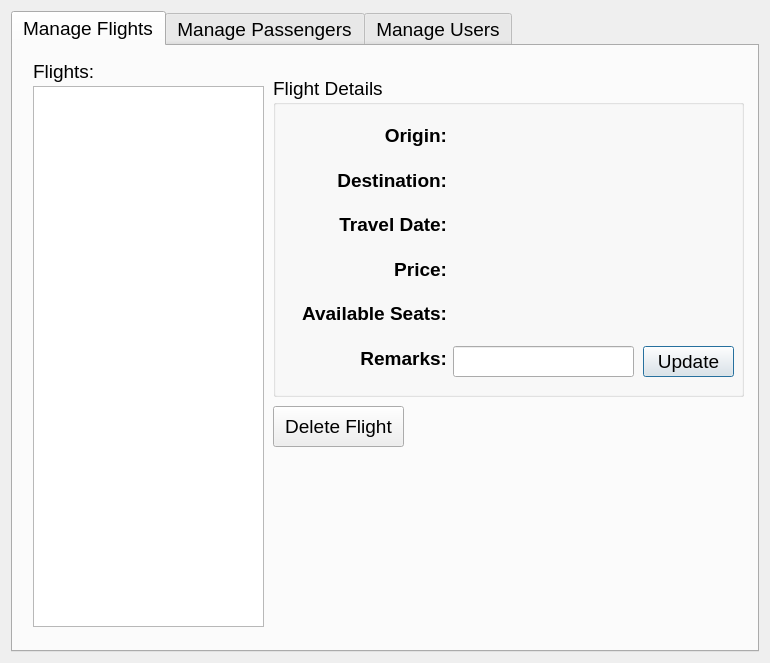
First picture: the form in Source Code/UI/admin.ui, repository mjmbalilo/COE125_C2_Chibz, before the edit.
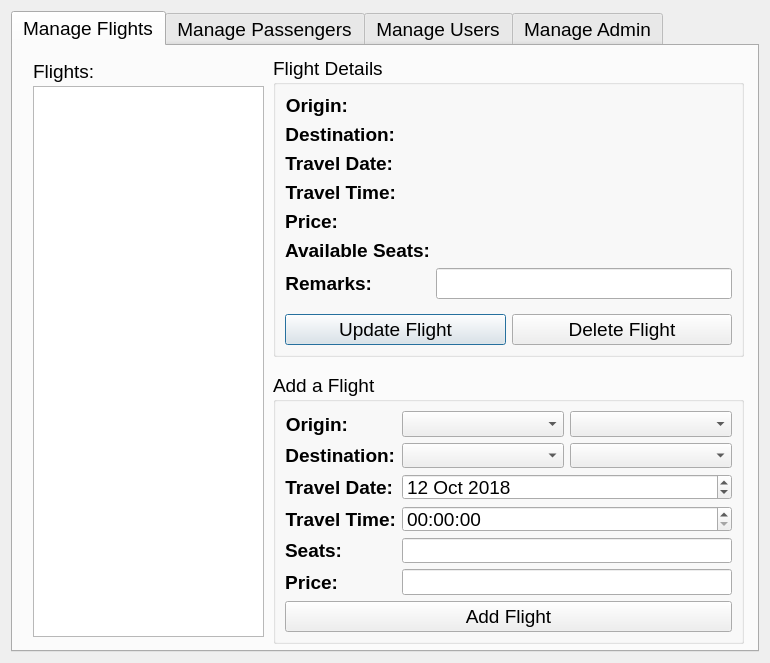
Second picture: the form after the edit.

What changed in the file:
```diff
--- a/Source Code/UI/admin.ui
+++ b/Source Code/UI/admin.ui
@@ -14,7 +14,7 @@
    <string>Admin Window</string>
   </property>
   <layout class="QGridLayout" name="gridLayout">
-   <item row="0" column="0">
+   <item row="0" column="1">
     <widget class="QTabWidget" name="tabWidget">
      <property name="font">
       <font>
@@ -35,9 +35,9 @@
        <property name="geometry">
         <rect>
          <x>260</x>
-         <y>30</y>
+         <y>10</y>
          <width>471</width>
-         <height>321</height>
+         <height>301</height>
         </rect>
        </property>
        <property name="font">
@@ -48,17 +48,10 @@
        <property name="title">
         <string>Flight Details</string>
        </property>
-       <widget class="QWidget" name="verticalLayoutWidget">
-        <property name="geometry">
-         <rect>
-          <x>20</x>
-          <y>40</y>
-          <width>154</width>
-          <height>261</height>
-         </rect>
-        </property>
-        <layout class="QVBoxLayout" name="verticalLayout">
-         <item>
+       <layout class="QGridLayout" name="gridLayout_4">
+        <item row="0" column="0" colspan="2">
+         <layout class="QFormLayout" name="formLayout_3">
+          <item row="0" column="0">
           <widget class="QLabel" name="label_5">
            <property name="font">
             <font>
@@ -75,7 +68,7 @@
            </property>
           </widget>
          </item>
-         <item>
+          <item row="1" column="0">
           <widget class="QLabel" name="label_23">
            <property name="font">
             <font>
@@ -92,7 +85,7 @@
            </property>
           </widget>
          </item>
-         <item>
+          <item row="2" column="0">
           <widget class="QLabel" name="label_22">
            <property name="font">
             <font>
@@ -109,7 +102,7 @@
            </property>
           </widget>
          </item>
-         <item>
+          <item row="4" column="0">
           <widget class="QLabel" name="label_24">
            <property name="font">
             <font>
@@ -126,7 +119,7 @@
            </property>
           </widget>
          </item>
-         <item>
+          <item row="5" column="0">
           <widget class="QLabel" name="label_25">
            <property name="font">
             <font>
@@ -143,7 +136,7 @@
            </property>
           </widget>
          </item>
-         <item>
+          <item row="6" column="0">
           <widget class="QLabel" name="label_26">
            <property name="font">
             <font>
@@ -160,19 +153,7 @@
            </property>
           </widget>
          </item>
-        </layout>
-       </widget>
-       <widget class="QWidget" name="verticalLayoutWidget_2">
-        <property name="geometry">
-         <rect>
-          <x>180</x>
-          <y>40</y>
-          <width>181</width>
-          <height>261</height>
-         </rect>
-        </property>
-        <layout class="QVBoxLayout" name="verticalLayout_3">
-         <item>
+          <item row="0" column="1">
           <widget class="QLabel" name="lblOrigin">
            <property name="text">
             <string>&lt;origin&gt;</string>
@@ -182,7 +163,7 @@
            </property>
           </widget>
          </item>
-         <item>
+          <item row="1" column="1">
           <widget class="QLabel" name="lblDestination">
            <property name="text">
             <string>&lt;destination&gt;</string>
@@ -192,7 +173,7 @@
            </property>
           </widget>
          </item>
-         <item>
+          <item row="2" column="1">
           <widget class="QLabel" name="lblTravelDate">
            <property name="text">
             <string>&lt;travel date&gt;</string>
@@ -202,7 +183,7 @@
            </property>
           </widget>
          </item>
-         <item>
+          <item row="4" column="1">
           <widget class="QLabel" name="lblPrice">
            <property name="text">
             <string>&lt;price&gt;</string>
@@ -212,7 +193,7 @@
            </property>
           </widget>
          </item>
-         <item>
+          <item row="5" column="1">
           <widget class="QLabel" name="lblAvailSeats">
            <property name="text">
             <string>&lt;available seats&gt;</string>
@@ -222,38 +203,54 @@
            </property>
           </widget>
          </item>
-         <item>
+          <item row="6" column="1">
           <widget class="QLineEdit" name="txtRemarks"/>
          </item>
-        </layout>
-       </widget>
+          <item row="3" column="0">
+           <widget class="QLabel" name="label_42">
+            <property name="font">
+             <font>
+              <pointsize>14</pointsize>
+              <weight>75</weight>
+              <bold>true</bold>
+             </font>
+            </property>
+            <property name="text">
+             <string>Travel Time:</string>
+            </property>
+            <property name="alignment">
+             <set>Qt::AlignRight|Qt::AlignTrailing|Qt::AlignVCenter</set>
+            </property>
+           </widget>
+          </item>
+          <item row="3" column="1">
+           <widget class="QLabel" name="lblTravelTime">
+            <property name="text">
+             <string>&lt;travel time&gt;</string>
+            </property>
+            <property name="alignment">
+             <set>Qt::AlignLeading|Qt::AlignLeft|Qt::AlignVCenter</set>
+            </property>
+           </widget>
+          </item>
+         </layout>
+        </item>
+        <item row="1" column="0">
        <widget class="QPushButton" name="btnUpdateFlight">
-        <property name="geometry">
-         <rect>
-          <x>370</x>
-          <y>270</y>
-          <width>91</width>
-          <height>31</height>
-         </rect>
-        </property>
         <property name="text">
-         <string>Update</string>
-        </property>
-       </widget>
-      </widget>
+           <string>Update Flight</string>
+          </property>
+         </widget>
+        </item>
+        <item row="1" column="1">
       <widget class="QPushButton" name="btnDeleteFlight">
-       <property name="geometry">
-        <rect>
-         <x>260</x>
-         <y>360</y>
-         <width>131</width>
-         <height>41</height>
-        </rect>
-       </property>
        <property name="text">
         <string>Delete Flight</string>
        </property>
       </widget>
+        </item>
+       </layout>
+      </widget>
       <widget class="QLabel" name="label">
        <property name="geometry">
         <rect>
@@ -273,7 +270,7 @@
          <x>20</x>
          <y>40</y>
          <width>231</width>
-         <height>541</height>
+         <height>551</height>
         </rect>
        </property>
        <property name="font">
@@ -282,6 +279,182 @@
         </font>
        </property>
       </widget>
+      <widget class="QGroupBox" name="gbFlightDetails_4">
+       <property name="geometry">
+        <rect>
+         <x>260</x>
+         <y>327</y>
+         <width>471</width>
+         <height>271</height>
+        </rect>
+       </property>
+       <property name="font">
+        <font>
+         <pointsize>14</pointsize>
+        </font>
+       </property>
+       <property name="title">
+        <string>Add a Flight</string>
+       </property>
+       <layout class="QGridLayout" name="gridLayout_2">
+        <item row="1" column="0">
+         <widget class="QPushButton" name="btnAddFlight">
+          <property name="text">
+           <string>Add Flight</string>
+          </property>
+         </widget>
+        </item>
+        <item row="0" column="0">
+         <layout class="QFormLayout" name="formLayout">
+          <item row="0" column="0">
+           <widget class="QLabel" name="label_9">
+            <property name="font">
+             <font>
+              <pointsize>14</pointsize>
+              <weight>75</weight>
+              <bold>true</bold>
+             </font>
+            </property>
+            <property name="text">
+             <string>Origin:</string>
+            </property>
+            <property name="alignment">
+             <set>Qt::AlignRight|Qt::AlignTrailing|Qt::AlignVCenter</set>
+            </property>
+           </widget>
+          </item>
+          <item row="0" column="1">
+           <layout class="QHBoxLayout" name="horizontalLayout">
+            <item>
+             <widget class="QComboBox" name="cbxOriginCountry"/>
+            </item>
+            <item>
+             <widget class="QComboBox" name="cbxOriginCity"/>
+            </item>
+           </layout>
+          </item>
+          <item row="1" column="0">
+           <widget class="QLabel" name="label_37">
+            <property name="font">
+             <font>
+              <pointsize>14</pointsize>
+              <weight>75</weight>
+              <bold>true</bold>
+             </font>
+            </property>
+            <property name="text">
+             <string>Destination:</string>
+            </property>
+            <property name="alignment">
+             <set>Qt::AlignRight|Qt::AlignTrailing|Qt::AlignVCenter</set>
+            </property>
+           </widget>
+          </item>
+          <item row="1" column="1">
+           <layout class="QHBoxLayout" name="horizontalLayout_2">
+            <item>
+             <widget class="QComboBox" name="cbxDestinationCountry"/>
+            </item>
+            <item>
+             <widget class="QComboBox" name="cbxDestinationCity"/>
+            </item>
+           </layout>
+          </item>
+          <item row="2" column="0">
+           <widget class="QLabel" name="label_38">
+            <property name="font">
+             <font>
+              <pointsize>14</pointsize>
+              <weight>75</weight>
+              <bold>true</bold>
+             </font>
+            </property>
+            <property name="text">
+             <string>Travel Date:</string>
+            </property>
+            <property name="alignment">
+             <set>Qt::AlignRight|Qt::AlignTrailing|Qt::AlignVCenter</set>
+            </property>
+           </widget>
+          </item>
+          <item row="3" column="0">
+           <widget class="QLabel" name="label_40">
+            <property name="font">
+             <font>
+              <pointsize>14</pointsize>
+              <weight>75</weight>
+              <bold>true</bold>
+             </font>
+            </property>
+            <property name="text">
+             <string>Travel Time:</string>
+            </property>
+            <property name="alignment">
+             <set>Qt::AlignRight|Qt::AlignTrailing|Qt::AlignVCenter</set>
+            </property>
+           </widget>
+          </item>
+          <item row="5" column="0">
+           <widget class="QLabel" name="label_39">
+            <property name="font">
+             <font>
+              <pointsize>14</pointsize>
+              <weight>75</weight>
+              <bold>true</bold>
+             </font>
+            </property>
+            <property name="text">
+             <string>Price:</string>
+            </property>
+            <property name="alignment">
+             <set>Qt::AlignRight|Qt::AlignTrailing|Qt::AlignVCenter</set>
+            </property>
+           </widget>
+          </item>
+          <item row="5" column="1">
+           <widget class="QLineEdit" name="txtPrice"/>
+          </item>
+          <item row="2" column="1">
+           <widget class="QDateEdit" name="txtTravelDate">
+            <property name="dateTime">
+             <datetime>
+              <hour>0</hour>
+              <minute>0</minute>
+              <second>0</second>
+              <year>2018</year>
+              <month>10</month>
+              <day>12</day>
+             </datetime>
+            </property>
+           </widget>
+          </item>
+          <item row="3" column="1">
+           <widget class="QTimeEdit" name="txtTravelTime"/>
+          </item>
+          <item row="4" column="0">
+           <widget class="QLabel" name="label_43">
+            <property name="font">
+             <font>
+              <pointsize>14</pointsize>
+              <weight>75</weight>
+              <bold>true</bold>
+             </font>
+            </property>
+            <property name="text">
+             <string>Seats:</string>
+            </property>
+            <property name="alignment">
+             <set>Qt::AlignRight|Qt::AlignTrailing|Qt::AlignVCenter</set>
+            </property>
+           </widget>
+          </item>
+          <item row="4" column="1">
+           <widget class="QLineEdit" name="txtSeats"/>
+          </item>
+         </layout>
+        </item>
+       </layout>
+      </widget>
      </widget>
      <widget class="QWidget" name="tabBook">
       <attribute name="title">
@@ -782,6 +955,160 @@
        </widget>
       </widget>
      </widget>
+     <widget class="QWidget" name="tab">
+      <attribute name="title">
+       <string>Manage Admin</string>
+      </attribute>
+      <layout class="QGridLayout" name="gridLayout_5">
+       <item row="0" column="0">
+        <widget class="QGroupBox" name="groupBox_6">
+         <property name="title">
+          <string>Change Username</string>
+         </property>
+         <widget class="QWidget" name="formLayoutWidget_4">
+          <property name="geometry">
+           <rect>
+            <x>17</x>
+            <y>29</y>
+            <width>421</width>
+            <height>181</height>
+           </rect>
+          </property>
+          <layout class="QFormLayout" name="formLayout_4">
+           <item row="0" column="0">
+            <widget class="QLabel" name="label_11">
+             <property name="font">
+              <font>
+               <pointsize>12</pointsize>
+              </font>
+             </property>
+             <property name="text">
+              <string>Current Username:</string>
+             </property>
+            </widget>
+           </item>
+           <item row="0" column="1">
+            <widget class="QLineEdit" name="txtCurrentUsername">
+             <property name="echoMode">
+              <enum>QLineEdit::Normal</enum>
+             </property>
+            </widget>
+           </item>
+           <item row="1" column="0">
+            <widget class="QLabel" name="label_19">
+             <property name="font">
+              <font>
+               <pointsize>12</pointsize>
+              </font>
+             </property>
+             <property name="text">
+              <string>New Username:</string>
+             </property>
+            </widget>
+           </item>
+           <item row="1" column="1">
+            <widget class="QLineEdit" name="txtNewUsername">
+             <property name="echoMode">
+              <enum>QLineEdit::Normal</enum>
+             </property>
+            </widget>
+           </item>
+           <item row="2" column="1">
+            <widget class="QPushButton" name="btnChangeUsername">
+             <property name="text">
+              <string>Change Username</string>
+             </property>
+            </widget>
+           </item>
+          </layout>
+         </widget>
+        </widget>
+       </item>
+       <item row="1" column="0">
+        <widget class="QGroupBox" name="groupBox_5">
+         <property name="title">
+          <string>Change Password:</string>
+         </property>
+         <widget class="QWidget" name="formLayoutWidget_5">
+          <property name="geometry">
+           <rect>
+            <x>20</x>
+            <y>40</y>
+            <width>421</width>
+            <height>181</height>
+           </rect>
+          </property>
+          <layout class="QFormLayout" name="formLayout_5">
+           <item row="0" column="0">
+            <widget class="QLabel" name="label_12">
+             <property name="font">
+              <font>
+               <pointsize>12</pointsize>
+              </font>
+             </property>
+             <property name="text">
+              <string>Current Password:</string>
+             </property>
+            </widget>
+           </item>
+           <item row="0" column="1">
+            <widget class="QLineEdit" name="txtCurrentPassword">
+             <property name="echoMode">
+              <enum>QLineEdit::Password</enum>
+             </property>
+            </widget>
+           </item>
+           <item row="1" column="0">
+            <widget class="QLabel" name="label_21">
+             <property name="font">
+              <font>
+               <pointsize>12</pointsize>
+              </font>
+             </property>
+             <property name="text">
+              <string>New Password:</string>
+             </property>
+            </widget>
+           </item>
+           <item row="1" column="1">
+            <widget class="QLineEdit" name="txtNewPassword">
+             <property name="echoMode">
+              <enum>QLineEdit::Password</enum>
+             </property>
+            </widget>
+           </item>
+           <item row="2" column="0">
+            <widget class="QLabel" name="label_41">
+             <property name="font">
+              <font>
+               <pointsize>12</pointsize>
+              </font>
+             </property>
+             <property name="text">
+              <string>Confirm Password:</string>
+             </property>
+            </widget>
+           </item>
+           <item row="2" column="1">
+            <widget class="QLineEdit" name="txtConfirmPassword">
+             <property name="echoMode">
+              <enum>QLineEdit::Password</enum>
+             </property>
+            </widget>
+           </item>
+           <item row="3" column="1">
+            <widget class="QPushButton" name="btnChangePassword">
+             <property name="text">
+              <string>Change Password</string>
+             </property>
+            </widget>
+           </item>
+          </layout>
+         </widget>
+        </widget>
+       </item>
+      </layout>
+     </widget>
     </widget>
    </item>
   </layout>
```
Left out of the diff: 56 changed lines with no effect on the pictures. Lines whose indentation alone changed are shown as unchanged.
